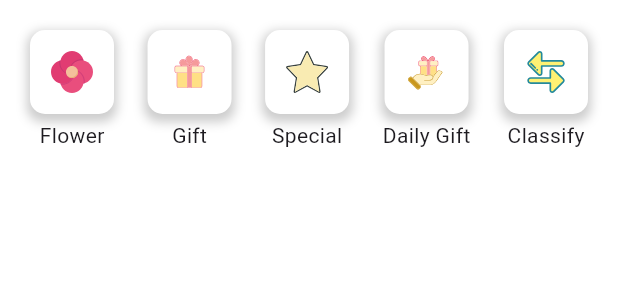
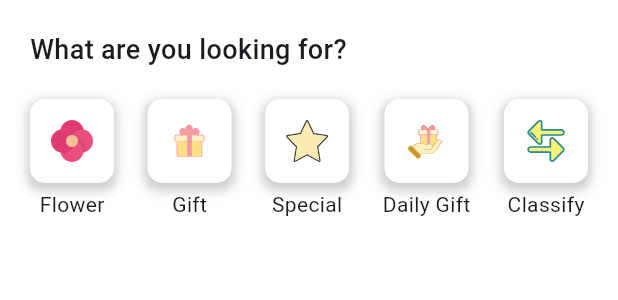
Before and after one commit to trongtran1211/flutter_dart_flower, a Flutter app: the Categories widget shown alone on an empty page, opened directly, on a phone screen of 412 x 824 dp. Shown: the top 300 px of the screen. Run offline on Flutter 3.47's test engine with Material 3 defaults, Android fonts, the phone set to English and light mode, and no system bars; our stand-ins replace flutter_svg.

Commit message:
chỉnh sửa banner, giao diện trang home hoàn thiện

```diff
--- a/flower_shop/lib/screens/home_screen/components/categories.dart
+++ b/flower_shop/lib/screens/home_screen/components/categories.dart
@@ -15,10 +15,22 @@ class Categories extends StatelessWidget {
     ];
     return Padding(
       padding: const EdgeInsets.all(20),
-      child: Row(
+      child: Column(
+          crossAxisAlignment: CrossAxisAlignment.start,
+          children: [
+            const Text(
+              'What are you looking for?',
+              style: TextStyle(
+                fontSize: 18,
+                fontWeight: FontWeight.w500,
+              ),
+            ),
+            const SizedBox(height: 20), // Optional SizedBox for spacing
+            Row(
               mainAxisAlignment: MainAxisAlignment.spaceBetween,
               crossAxisAlignment: CrossAxisAlignment.start,
-        children: List.generate(
+              children:
+              List.generate(
                 categories.length,
                 (index) => CategoryCard(
                   icon: categories[index]["icon"],
@@ -26,6 +38,8 @@ class Categories extends StatelessWidget {
                   press: () {},
                 ),
               ),
+            ),
+          ]
       ),
     );
   }
--- a/flower_shop/lib/screens/home_screen/components/home_header.dart
+++ b/flower_shop/lib/screens/home_screen/components/home_header.dart
@@ -19,8 +19,8 @@ class HomeHeader extends StatelessWidget {
             child: Text(
               'Flora`s',
               style: TextStyle(
-            fontSize: 20,
-            fontWeight:  FontWeight.normal,
+            fontSize: 19,
+            fontWeight:  FontWeight.w400,
 
 
           ),)),
--- a/flower_shop/lib/screens/home_screen/components/popular_product.dart
+++ b/flower_shop/lib/screens/home_screen/components/popular_product.dart
@@ -17,12 +17,13 @@ class PopularProducts extends StatelessWidget {
         Padding(
           padding: const EdgeInsets.symmetric(horizontal: 20),
           child: SectionTitle(
-            title: " Your Favourite",
+            title: "Your Favourite",
             press: () {
 
             },
           ),
         ),
+        const SizedBox(height: 5),
         SingleChildScrollView(
           scrollDirection: Axis.horizontal,
           child: Row(
```
Also changed, not shown: flower_shop/lib/screens/home_screen/components/special_offers.dart (+60 -64 lines), flower_shop/lib/screens/home_screen/home_screen.dart (+5 -4 lines). Lines whose indentation alone changed are shown as unchanged.
